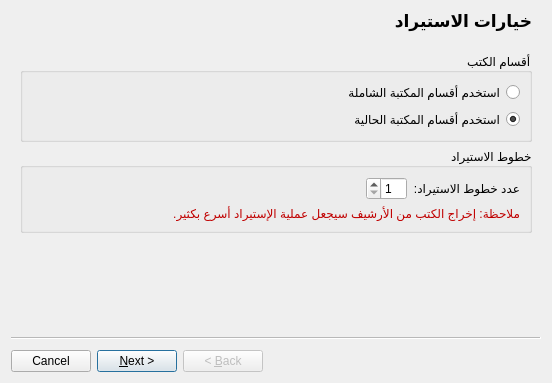
First picture: the form in src/shamelaimportdialog.ui, repository boussouira/moltaqa, before the edit.
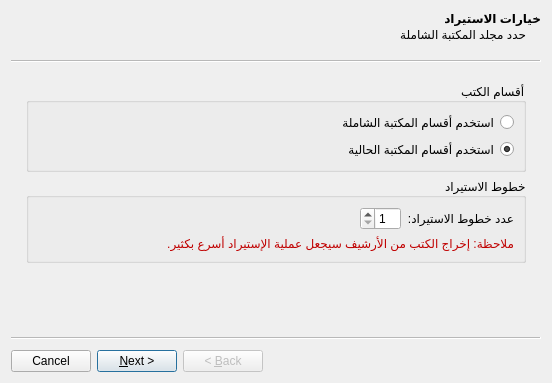
Second picture: the form after the edit. Custom widgets are drawn as their Qt base class.

What changed in the file:
```diff
--- a/src/shamelaimportdialog.ui
+++ b/src/shamelaimportdialog.ui
@@ -20,6 +20,9 @@
    <property name="title">
     <string>خيارات الاستيراد</string>
    </property>
+   <property name="subTitle">
+    <string>حدد مجلد المكتبة الشاملة</string>
+   </property>
    <layout class="QVBoxLayout" name="verticalLayout">
     <item>
      <widget class="FileChooserWidget" name="fileChooser" native="true"/>
```
Left out of the diff: 15 changed lines with no effect on the pictures.
